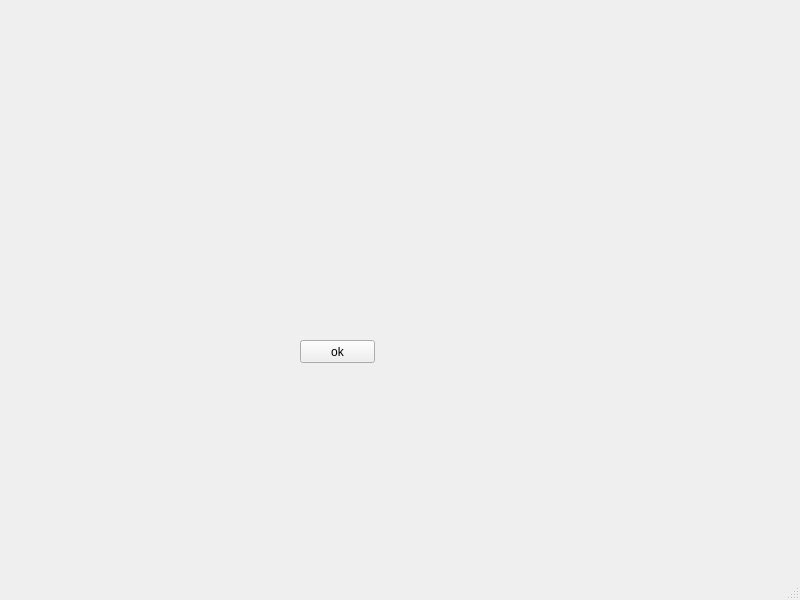
Above: UserInterface/kms.ui from indomitableSameer/KMS before the change. Below: the same form after it.
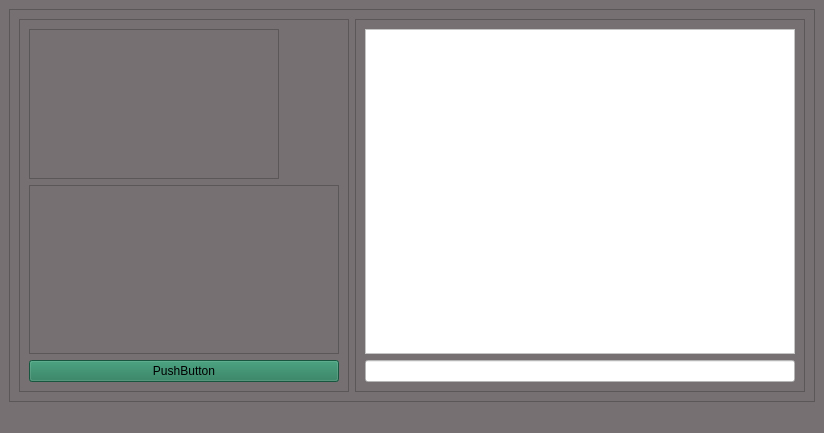
That is the form after the change.

What changed in the file:
```diff
--- a/UserInterface/kms.ui
+++ b/UserInterface/kms.ui
@@ -6,27 +6,136 @@
    <rect>
     <x>0</x>
     <y>0</y>
-    <width>800</width>
-    <height>600</height>
+    <width>824</width>
+    <height>433</height>
    </rect>
   </property>
   <property name="windowTitle">
    <string>kms</string>
   </property>
+  <property name="autoFillBackground">
+   <bool>false</bool>
+  </property>
+  <property name="styleSheet">
+   <string notr="true">background-color:rgb(118, 112, 114)</string>
+  </property>
   <widget class="QWidget" name="centralwidget">
-   <widget class="QPushButton" name="pushButton">
-    <property name="geometry">
-     <rect>
-      <x>300</x>
-      <y>340</y>
-      <width>75</width>
-      <height>23</height>
-     </rect>
-    </property>
-    <property name="text">
-     <string>ok</string>
-    </property>
-   </widget>
+   <layout class="QHBoxLayout" name="horizontalLayout_2">
+    <item>
+     <widget class="QFrame" name="frame">
+      <property name="frameShape">
+       <enum>QFrame::StyledPanel</enum>
+      </property>
+      <property name="frameShadow">
+       <enum>QFrame::Raised</enum>
+      </property>
+      <layout class="QHBoxLayout" name="horizontalLayout">
+       <item>
+        <widget class="QFrame" name="frame_2">
+         <property name="frameShape">
+          <enum>QFrame::StyledPanel</enum>
+         </property>
+         <property name="frameShadow">
+          <enum>QFrame::Raised</enum>
+         </property>
+         <layout class="QVBoxLayout" name="verticalLayout">
+          <item>
+           <widget class="QFrame" name="lcdframe">
+            <property name="minimumSize">
+             <size>
+              <width>250</width>
+              <height>100</height>
+             </size>
+            </property>
+            <property name="maximumSize">
+             <size>
+              <width>250</width>
+              <height>150</height>
+             </size>
+            </property>
+            <property name="styleSheet">
+             <string notr="true"/>
+            </property>
+            <property name="frameShape">
+             <enum>QFrame::StyledPanel</enum>
+            </property>
+            <property name="frameShadow">
+             <enum>QFrame::Raised</enum>
+            </property>
+           </widget>
+          </item>
+          <item>
+           <widget class="QFrame" name="chartframe">
+            <property name="frameShape">
+             <enum>QFrame::StyledPanel</enum>
+            </property>
+            <property name="frameShadow">
+             <enum>QFrame::Raised</enum>
+            </property>
+           </widget>
+          </item>
+          <item>
+           <widget class="QPushButton" name="pushButton">
+            <property name="styleSheet">
+             <string notr="true">background-color:rgb(33, 120, 88)</string>
+            </property>
+            <property name="text">
+             <string>PushButton</string>
+            </property>
+           </widget>
+          </item>
+         </layout>
+        </widget>
+       </item>
+       <item>
+        <widget class="QFrame" name="frame_3">
+         <property name="minimumSize">
+          <size>
+           <width>100</width>
+           <height>100</height>
+          </size>
+         </property>
+         <property name="maximumSize">
+          <size>
+           <width>450</width>
+           <height>450</height>
+          </size>
+         </property>
+         <property name="frameShape">
+          <enum>QFrame::StyledPanel</enum>
+         </property>
+         <property name="frameShadow">
+          <enum>QFrame::Raised</enum>
+         </property>
+         <layout class="QVBoxLayout" name="verticalLayout_2">
+          <item>
+           <widget class="QTextBrowser" name="textBrowser">
+            <property name="styleSheet">
+             <string notr="true">background-color: rgb(255, 255, 255)</string>
+            </property>
+            <property name="html">
+             <string>&lt;!DOCTYPE HTML PUBLIC &quot;-//W3C//DTD HTML 4.0//EN&quot; &quot;http://www.w3.org/TR/REC-html40/strict.dtd&quot;&gt;
+&lt;html&gt;&lt;head&gt;&lt;meta name=&quot;qrichtext&quot; content=&quot;1&quot; /&gt;&lt;meta charset=&quot;utf-8&quot; /&gt;&lt;style type=&quot;text/css&quot;&gt;
+p, li { white-space: pre-wrap; }
+&lt;/style&gt;&lt;/head&gt;&lt;body style=&quot; font-family:'Segoe UI'; font-size:9pt; font-weight:400; font-style:normal;&quot;&gt;
+&lt;p style=&quot;-qt-paragraph-type:empty; margin-top:0px; margin-bottom:0px; margin-left:0px; margin-right:0px; -qt-block-indent:0; text-indent:0px;&quot;&gt;&lt;br /&gt;&lt;/p&gt;&lt;/body&gt;&lt;/html&gt;</string>
+            </property>
+           </widget>
+          </item>
+          <item>
+           <widget class="QLineEdit" name="lineEdit">
+            <property name="styleSheet">
+             <string notr="true">background-color:rgb(255, 255, 255)</string>
+            </property>
+           </widget>
+          </item>
+         </layout>
+        </widget>
+       </item>
+      </layout>
+     </widget>
+    </item>
+   </layout>
   </widget>
   <widget class="QMenuBar" name="menubar">
    <property name="geometry">
```
Left out of the diff: 2 changed lines with no effect on the pictures.
